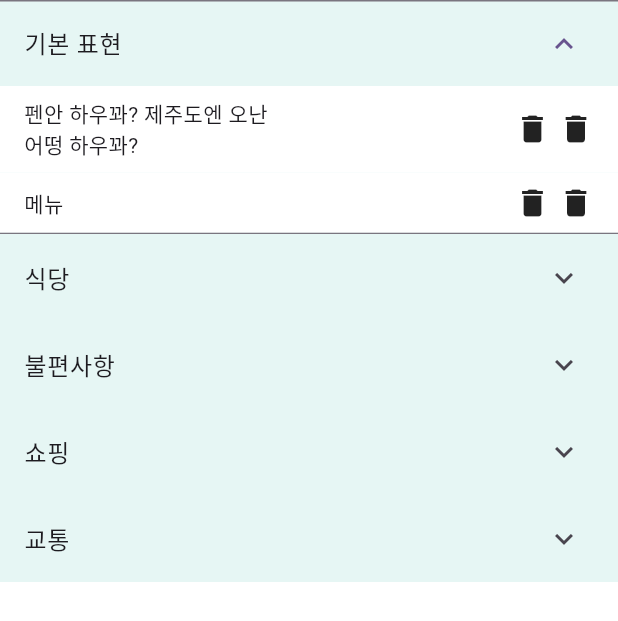
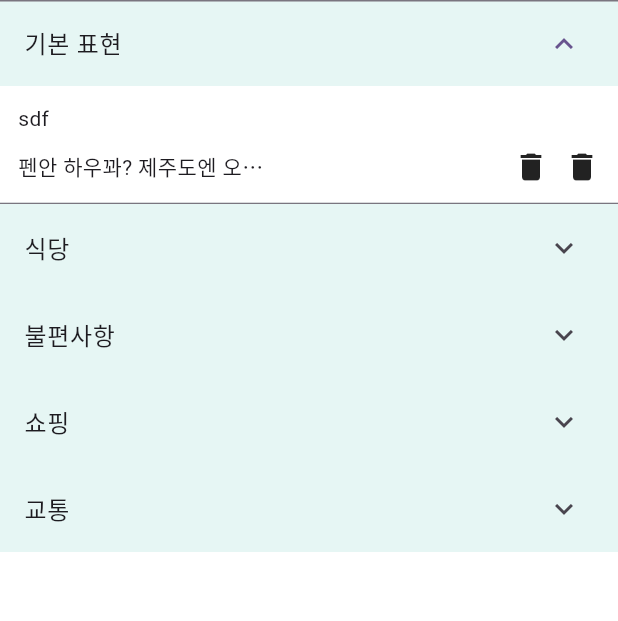
Before and after one commit to translation-jeju/translation-jeju-client, a Flutter app: the ListPage screen opened directly, after a tap on "기본 표현", on a phone screen of 412 x 824 dp. Shown: the top 621 px of the screen. Run offline on Flutter 3.47's test engine with Material 3 defaults, Android fonts, the phone set to English and light mode, and no system bars; our stand-ins replace flip_card, flutter_riverpod, fluttertoast, speech_to_text; generated files the repository leaves out were written again.

Commit message:
feat: font Style

```diff
--- a/lib/designsystem/component/CustomListTile.dart
+++ b/lib/designsystem/component/CustomListTile.dart
@@ -1,53 +1,59 @@
 import 'package:flutter/material.dart';
 
-class CustomListTile extends StatefulWidget {
-  final String word;
+class CustomListTile extends StatelessWidget {
+  final String appWord;
+  final String jejuWord;
   final Function() bookmark;
   final Function() sound;
 
-  const CustomListTile(
-      {super.key,
-        required this.word,
+  const CustomListTile({
+    super.key,
+    required this.appWord,
+    required this.jejuWord,
     required this.bookmark,
-        required this.sound});
+    required this.sound,
+  });
 
   @override
-  State<CustomListTile> createState() => _CustomListTileState();
-}
+  Widget build(BuildContext context) {
 
-class _CustomListTileState extends State<CustomListTile> {
-  @override
-  Widget build(BuildContext context) {
-    final isLongWord = widget.word.length > 10;
-
-    return GestureDetector(
-      onTap: () {
-        if(isLongWord) {
-
-        }
-      },
-      child: Container(
+    return Container(
       color: Colors.white,
       child: Padding(
-          padding: const EdgeInsets.symmetric(horizontal: 16.0, vertical: 8),
-          child: Row(
+        padding: const EdgeInsets.symmetric(horizontal: 12.0, vertical: 12),
+        child: Column(
+          crossAxisAlignment: CrossAxisAlignment.start,
+          children: [
+            Padding(
+              padding: const EdgeInsets.only(bottom: 10.0),
+              child: Text(
+                appWord,
+                overflow: TextOverflow.ellipsis,
+                maxLines: 1,
+                softWrap: false,
+              ),
+            ),
+            Row(
               children: [
                 Expanded(
                   child: Text(
-                  widget.word,
+                    jejuWord,
                     overflow: TextOverflow.ellipsis,
-                  maxLines: 2,
+                    maxLines: 1,
                     softWrap: false,
                   ),
                 ),
-              Spacer(),
-              GestureDetector(onTap: widget.bookmark, child: Icon(Icons.delete)),
+                const Spacer(),
+                GestureDetector(
+                    onTap: bookmark, child: Icon(Icons.delete)),
                 Padding(
-                padding: const EdgeInsets.only(left: 5.0),
-                child: GestureDetector(onTap: widget.sound, child: Icon(Icons.delete)),
+                  padding: const EdgeInsets.only(left: 10.0),
+                  child: GestureDetector(
+                      onTap: sound, child: Icon(Icons.delete)),
                 ),
               ],
             ),
+          ],
         ),
       ),
     );
--- a/lib/designsystem/style/ColorStyles.dart
+++ b/lib/designsystem/style/ColorStyles.dart
@@ -10,5 +10,5 @@ class AppColors {
   static const Color subText = Color(0xFFBFBFBF);
   static const Color darkText = Color(0xFF595959);
   static const Color darkText2 = Color(0xFF737373);
-  static const Color background = Color(0xFFF5F5F5);
+  static const Color black = Color(0xFF000000);
 }
--- a/lib/designsystem/style/FontStyles.dart
+++ b/lib/designsystem/style/FontStyles.dart
@@ -1,10 +1,20 @@
 import 'package:flutter/material.dart';
 
 class FontStyles {
-  // static const Title1_r = TextStyle(
-  //     fontSize: 38,
-  //     //height: 48,
-  //     letterSpacing: -0.432,
-  //     fontFamily: 'PretendardRegular');
-
+  static const largeTitle = TextStyle(
+      fontSize: 24,
+      letterSpacing: -0.5,
+      fontFamily: 'PretendardSemi');
+  static const smallTitle = TextStyle(
+      fontSize: 18,
+      letterSpacing: -0.5,
+      fontFamily: 'PretendardSemi');
+  static const mediumBody = TextStyle(
+      fontSize: 16,
+      letterSpacing: -0.5,
+      fontFamily: 'PretendardMedium');
+  static const smallBody = TextStyle(
+      fontSize: 14,
+      letterSpacing: -0.5,
+      fontFamily: 'PretendardMedium');
 }
--- a/lib/presentation/ListPage.dart
+++ b/lib/presentation/ListPage.dart
@@ -19,8 +19,7 @@ class ListPage extends ConsumerWidget {
                 collapsedBackgroundColor: AppColors.subColor,
                 title: const Text('기본 표현'),
                 children: [
-                  CustomListTile(word: '펜안 하우꽈? 제주도엔 오난 어떵 하우꽈?', bookmark: () {}, sound: () {}),
-                  CustomListTile(word: '메뉴', bookmark: () {}, sound: () {}),
+                  CustomListTile(appWord: 'sdf', jejuWord: '펜안 하우꽈? 제주도엔 오난 어떵 하우꽈?', bookmark: () {}, sound: () {}),
 
                 ],
               ),
@@ -38,8 +37,6 @@ class ListPage extends ConsumerWidget {
                 collapsedBackgroundColor: AppColors.subColor,
                 title: const Text('불편사항'),
                 children: [
-                  CustomListTile(word: '메뉴', bookmark: () {}, sound: () {}),
-                  CustomListTile(word: '메뉴', bookmark: () {}, sound: () {}),
 
                 ],
               ),
@@ -48,8 +45,6 @@ class ListPage extends ConsumerWidget {
                 collapsedBackgroundColor: AppColors.subColor,
                 title: const Text('쇼핑'),
                 children: [
-                  CustomListTile(word: '메뉴', bookmark: () {}, sound: () {}),
-                  CustomListTile(word: '메뉴', bookmark: () {}, sound: () {}),
 
                 ],
               ),
@@ -58,8 +53,6 @@ class ListPage extends ConsumerWidget {
                 collapsedBackgroundColor: AppColors.subColor,
                 title: const Text('교통'),
                 children: [
-                  CustomListTile(word: '메뉴', bookmark: () {}, sound: () {}),
-                  CustomListTile(word: '메뉴', bookmark: () {}, sound: () {}),
 
                 ],
               ),
```
Also changed, not shown: pubspec.lock. Lines whose indentation alone changed are shown as unchanged.
